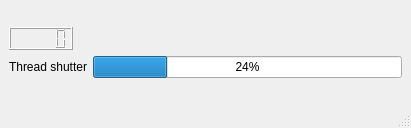
The window that Calculation.ui (Tony-Yao-Ru/Multithreading_implementation) describes before a commit, drawn with Qt 5.
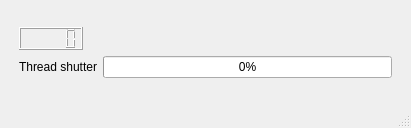
The same window after the commit.

Commit message: remove some buttons

What changed in the file:
```diff
--- a/Calculation.ui
+++ b/Calculation.ui
@@ -15,7 +15,23 @@
   </property>
   <widget class="QWidget" name="centralwidget">
    <layout class="QGridLayout" name="gridLayout_2">
-    <item row="0" column="0">
+    <item row="0" column="2">
+     <spacer name="horizontalSpacer">
+      <property name="orientation">
+       <enum>Qt::Horizontal</enum>
+      </property>
+      <property name="sizeType">
+       <enum>QSizePolicy::Fixed</enum>
+      </property>
+      <property name="sizeHint" stdset="0">
+       <size>
+        <width>10</width>
+        <height>20</height>
+       </size>
+      </property>
+     </spacer>
+    </item>
+    <item row="0" column="1">
      <layout class="QGridLayout" name="gridLayout">
       <item row="0" column="1">
        <spacer name="verticalSpacer">
@@ -46,7 +62,7 @@
       <item row="1" column="1">
        <widget class="QProgressBar" name="progressBar">
         <property name="value">
-         <number>24</number>
+         <number>0</number>
         </property>
        </widget>
       </item>
@@ -59,6 +75,22 @@
       </item>
      </layout>
     </item>
+    <item row="0" column="0">
+     <spacer name="horizontalSpacer_2">
+      <property name="orientation">
+       <enum>Qt::Horizontal</enum>
+      </property>
+      <property name="sizeType">
+       <enum>QSizePolicy::Fixed</enum>
+      </property>
+      <property name="sizeHint" stdset="0">
+       <size>
+        <width>10</width>
+        <height>20</height>
+       </size>
+      </property>
+     </spacer>
+    </item>
    </layout>
   </widget>
   <widget class="QMenuBar" name="menubar">
```
The commit also changes 2 other files.
